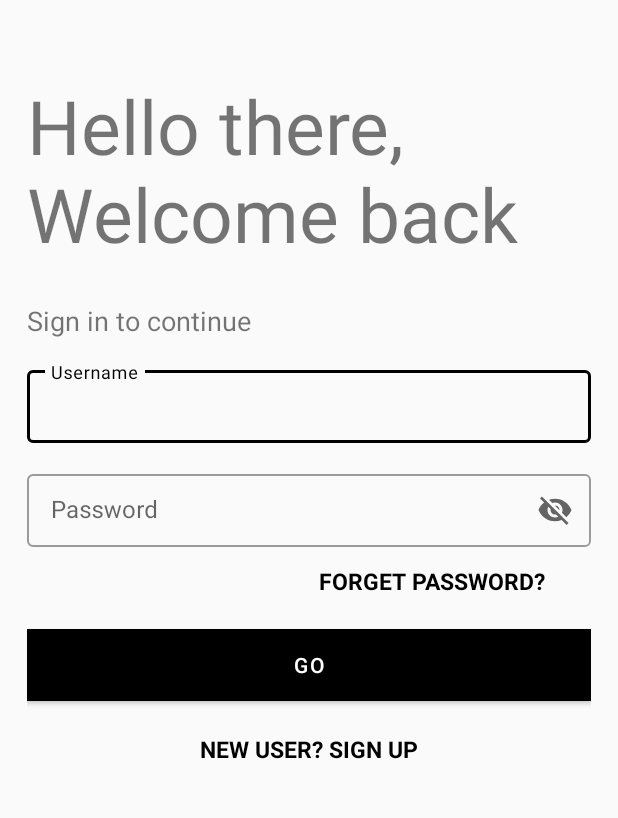
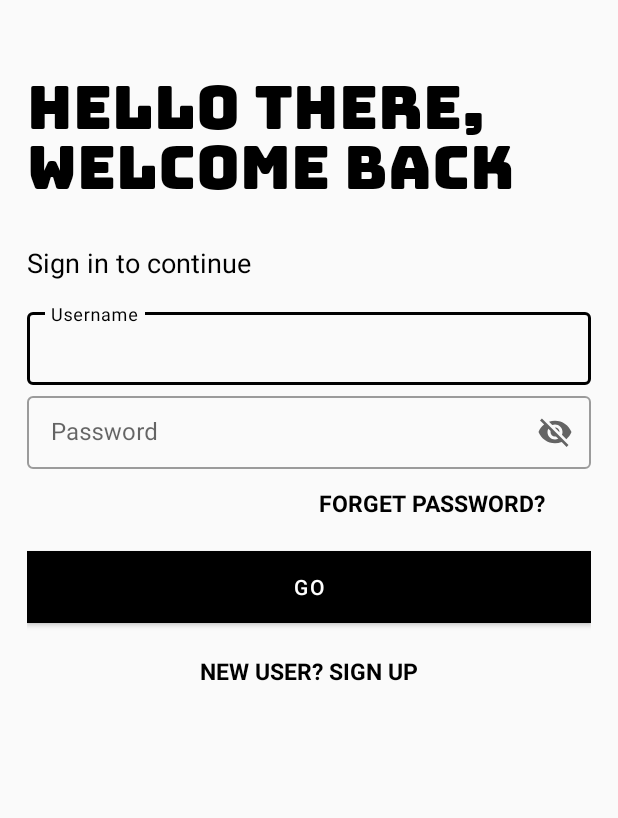
Before and after one commit to eldegen/homework1m3, an Android app: the layout activity_main.xml on its own in the app's theme, with its tools: preview values and no code run, on a phone screen of 412 x 824 dp, the part 207-1025 px from its top. Run offline under Robolectric (Android 15) with nearby library versions, the phone set to English and light mode, and no system bars.

Commit message:
Добавлен шрифт bungee.ttf

```diff
--- a/app/src/main/res/layout/activity_main.xml
+++ b/app/src/main/res/layout/activity_main.xml
@@ -21,8 +21,10 @@
     <TextView
         android:id="@+id/tv_welcome"
         android:text="Hello there, \nWelcome back"
-        android:textSize="50sp"
-        android:layout_marginTop="50dp"
+        android:textSize="40sp"
+        android:textColor="@color/black"
+        android:fontFamily="@font/bungee"
+        android:layout_marginTop="20dp"
         app:layout_constraintStart_toStartOf="parent"
         app:layout_constraintTop_toBottomOf="@id/iv_logo"
         android:layout_width="wrap_content"
@@ -32,7 +34,7 @@
         android:id="@+id/tv_sign_hint"
         android:text="Sign in to continue"
         android:textSize="18sp"
-        android:layout_marginTop="25dp"
+        android:textColor="@color/black"
         app:layout_constraintStart_toStartOf="parent"
         app:layout_constraintTop_toBottomOf="@id/tv_welcome"
         android:layout_width="wrap_content"
@@ -100,7 +102,7 @@
         style="@style/Widget.MaterialComponents.TextInputLayout.OutlinedBox.Dense"
         android:hint="Password"
         android:id="@+id/et_password"
-        android:layout_marginTop="15dp"
+        android:layout_marginTop="2dp"
         app:layout_constraintStart_toStartOf="parent"
         app:layout_constraintTop_toBottomOf="@id/et_username"
         android:layout_width="match_parent"
```
Also changed, not shown: app/src/main/res/font/bungee_font.xml (added, +8 -0 lines), app/src/main/res/font/bungee.ttf (added).
